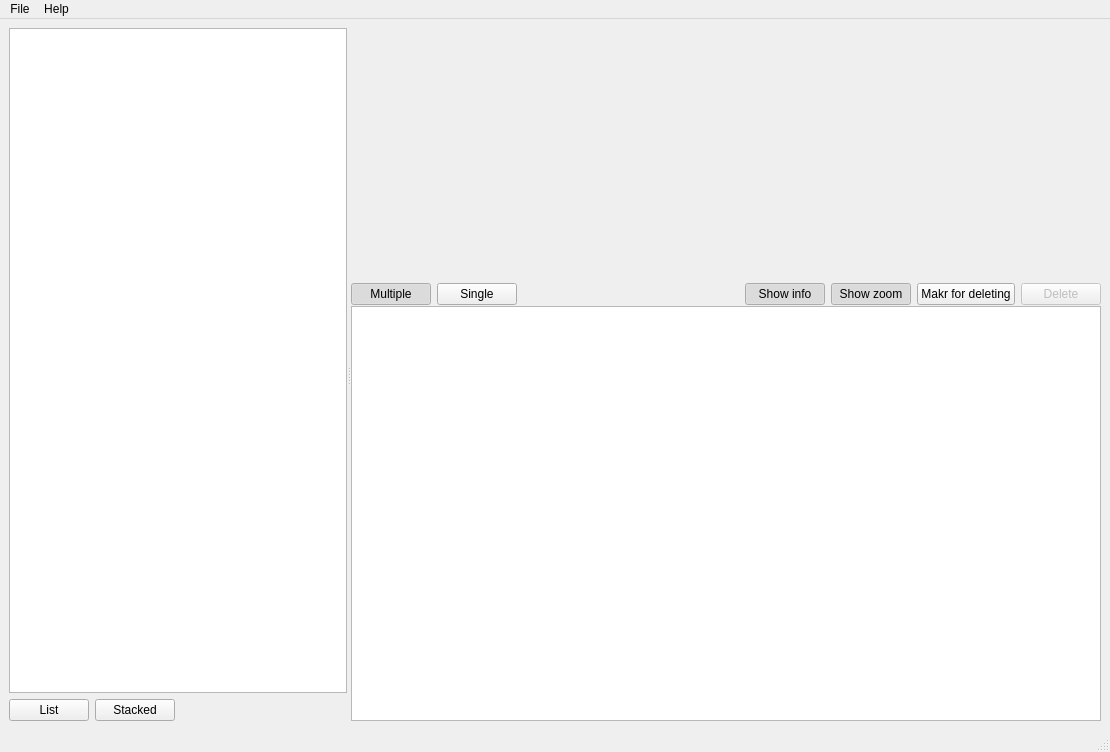
Before: the Qt Designer form src/picture_comparator/design/main_window.ui in muri-a/picture-comparator, drawn with Qt 5.
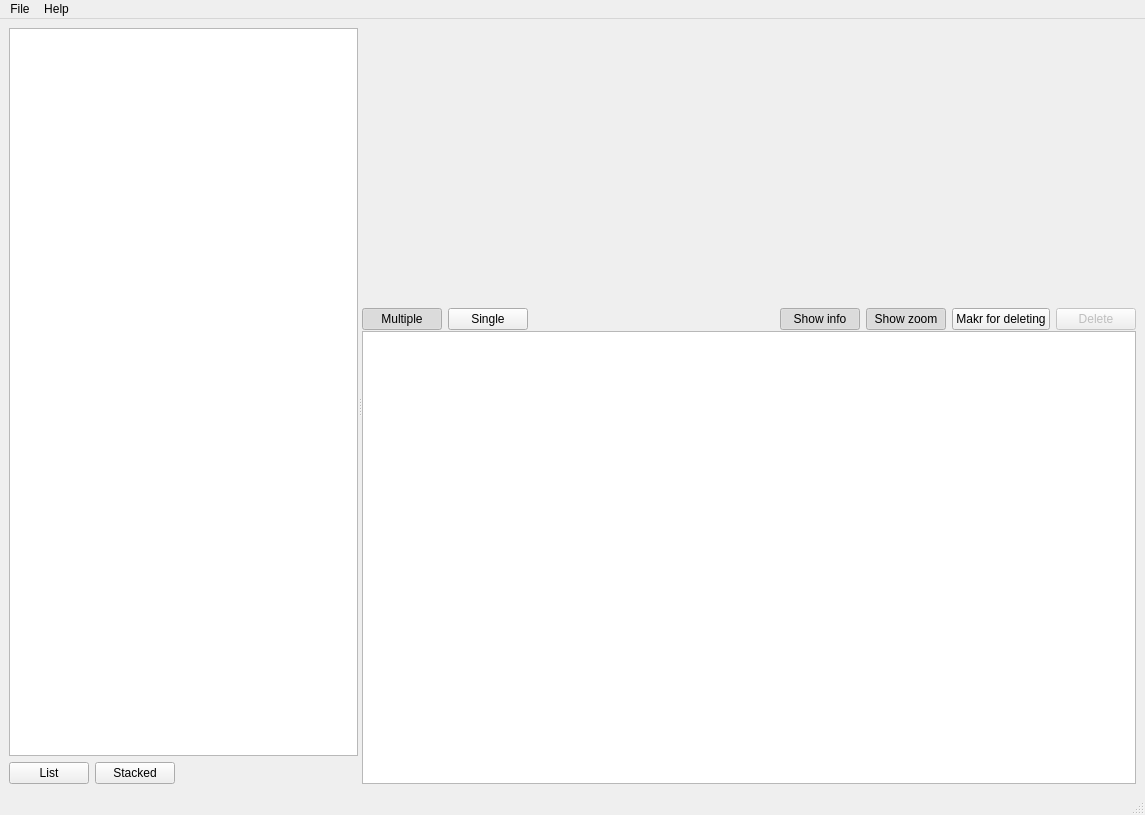
After: the same form once the commit is applied. Icons and pictures are not drawn. Custom widgets are drawn as their Qt base class.

```diff
--- a/src/picture_comparator/design/main_window.ui
+++ b/src/picture_comparator/design/main_window.ui
@@ -6,8 +6,8 @@
    <rect>
     <x>0</x>
     <y>0</y>
-    <width>1110</width>
-    <height>752</height>
+    <width>1145</width>
+    <height>815</height>
    </rect>
   </property>
   <property name="windowTitle">
@@ -239,6 +239,12 @@
         </layout>
        </widget>
        <widget class="GroupListView" name="current_group_list_view">
+        <property name="sizePolicy">
+         <sizepolicy hsizetype="Expanding" vsizetype="Preferred">
+          <horstretch>0</horstretch>
+          <verstretch>0</verstretch>
+         </sizepolicy>
+        </property>
         <property name="baseSize">
          <size>
           <width>0</width>
@@ -274,7 +280,7 @@
     <rect>
      <x>0</x>
      <y>0</y>
-     <width>1110</width>
+     <width>1145</width>
      <height>23</height>
     </rect>
    </property>
```
Left out of the diff: 2 changed lines with no effect on the pictures.
